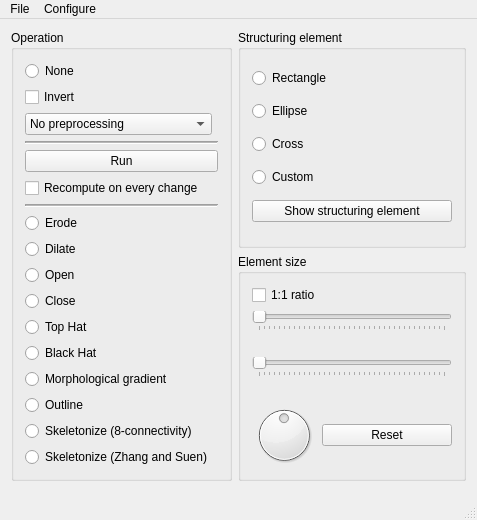
First picture: the form in morph2/mainwindow.ui, repository k0zmo/morphology-opencl, before the edit.
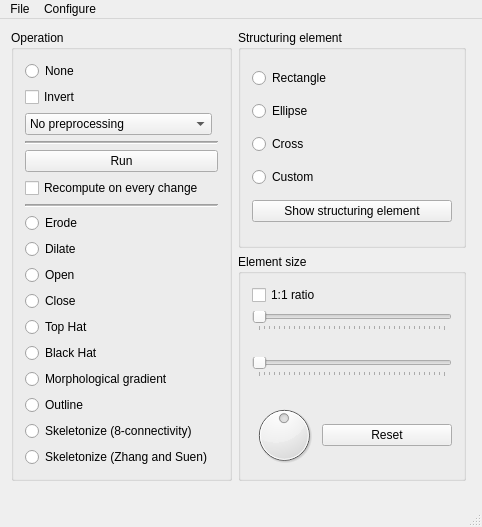
Second picture: the form after the edit.

The edit to the form file:
```diff
--- a/morph2/mainwindow.ui
+++ b/morph2/mainwindow.ui
@@ -7,8 +7,8 @@
    <rect>
     <x>0</x>
     <y>0</y>
-    <width>474</width>
-    <height>512</height>
+    <width>482</width>
+    <height>527</height>
    </rect>
   </property>
   <property name="sizePolicy">
@@ -503,7 +503,7 @@
     <rect>
      <x>0</x>
      <y>0</y>
-     <width>474</width>
+     <width>482</width>
      <height>20</height>
     </rect>
    </property>
```
